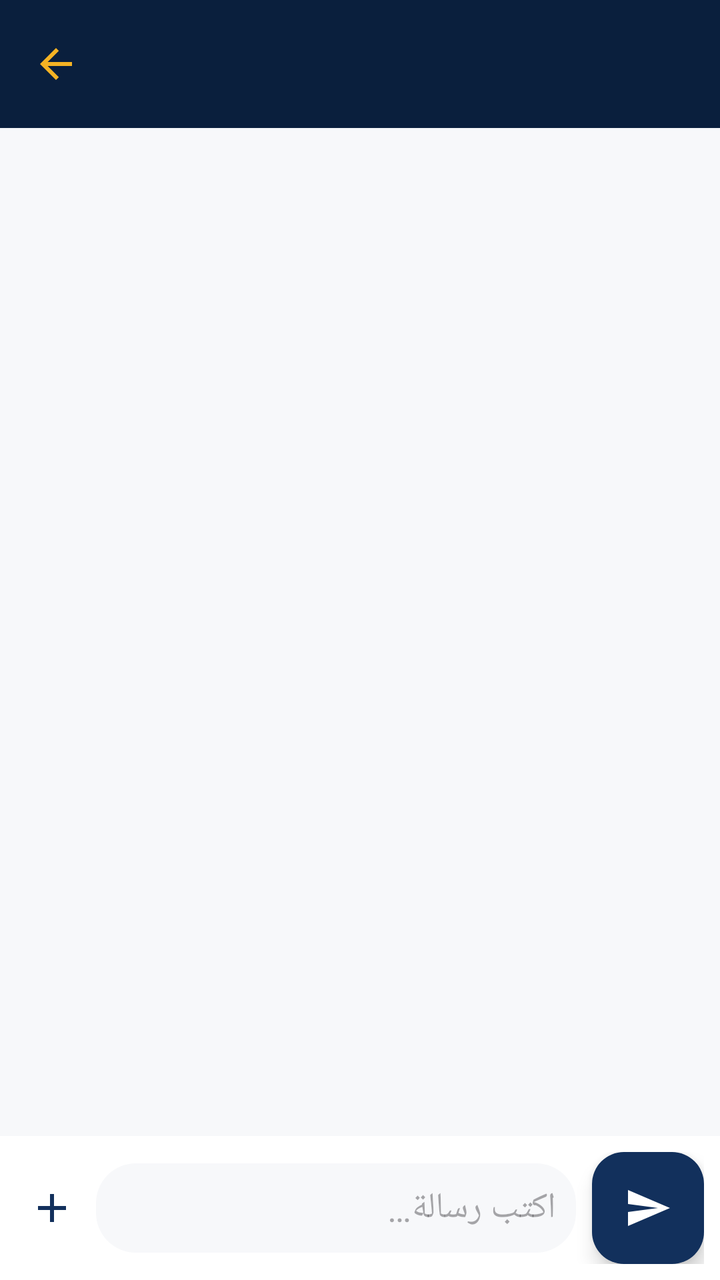
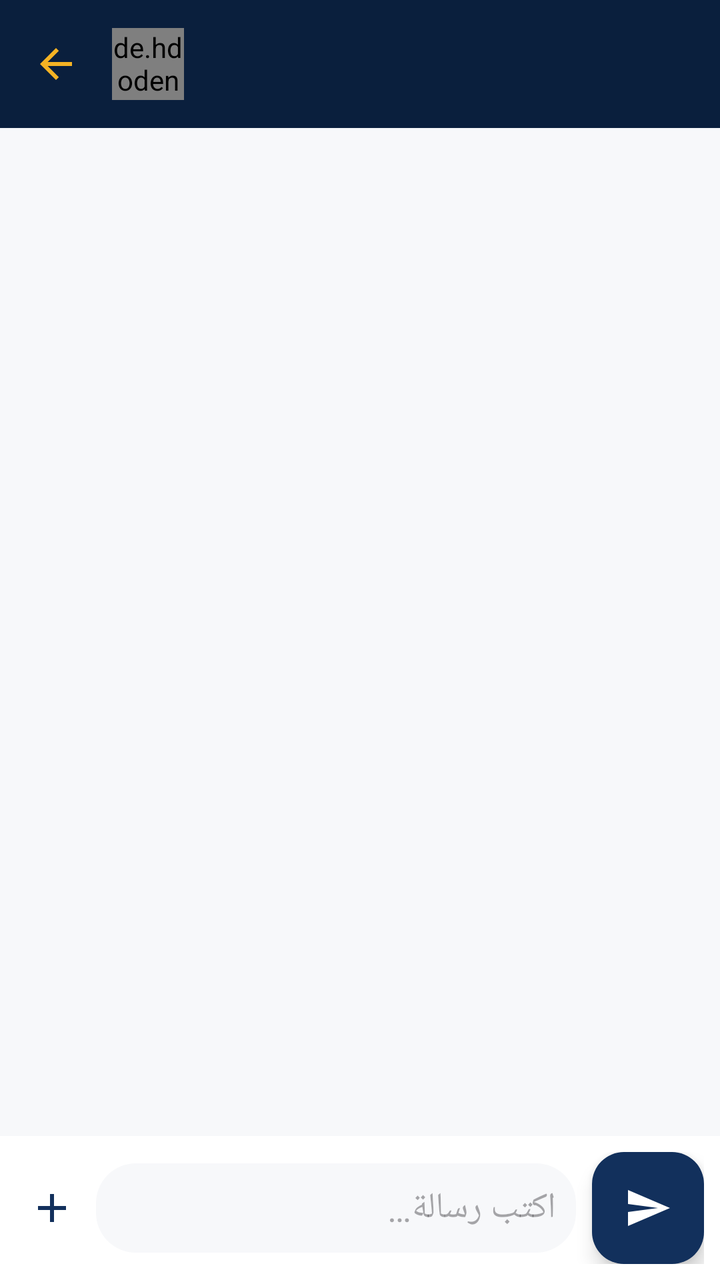

Compare the two renders of this Android layout. The source of the first and the diff that turns it into the second are given below.
<!-- AndroidManifest.xml: application theme Theme.EtudiantsDroitMaroc -->
<!-- res/layout/activity_chat.xml -->
<?xml version="1.0" encoding="utf-8"?>
<LinearLayout xmlns:android="http://schemas.android.com/apk/res/android"
    xmlns:app="http://schemas.android.com/apk/res-auto"
    android:layout_width="match_parent"
    android:layout_height="match_parent"
    android:orientation="vertical"
    android:background="@color/off_white">

    <androidx.appcompat.widget.Toolbar
        android:id="@+id/toolbar"
        android:layout_width="match_parent"
        android:layout_height="?attr/actionBarSize"
        android:background="@color/navy_dark"
        app:titleTextColor="@color/gold"
        app:navigationIcon="@drawable/ic_back" />

    <androidx.recyclerview.widget.RecyclerView
        android:id="@+id/rvMessages"
        android:layout_width="match_parent"
        android:layout_height="0dp"
        android:layout_weight="1"
        android:padding="8dp" />

    <LinearLayout
        android:layout_width="match_parent"
        android:layout_height="wrap_content"
        android:orientation="horizontal"
        android:padding="8dp"
        android:background="@color/white"
        android:gravity="center_vertical">

        <ImageView
            android:id="@+id/btnAttachImage"
            android:layout_width="36dp"
            android:layout_height="36dp"
            android:padding="6dp"
            android:src="@drawable/ic_add"
            app:tint="@color/navy" />

        <com.google.android.material.textfield.TextInputEditText
            android:id="@+id/etMessage"
            android:layout_width="0dp"
            android:layout_height="wrap_content"
            android:layout_weight="1"
            android:layout_marginStart="4dp"
            android:hint="@string/chat_type_message"
            android:background="@drawable/bg_input_field"
            android:padding="10dp" />

        <com.google.android.material.floatingactionbutton.FloatingActionButton
            android:id="@+id/fabSend"
            android:layout_width="wrap_content"
            android:layout_height="wrap_content"
            android:layout_marginStart="8dp"
            app:fabSize="mini"
            android:src="@drawable/ic_send"
            app:backgroundTint="@color/navy"
            app:tint="@color/white" />

    </LinearLayout>

</LinearLayout>
<!-- resources referenced by this layout -->
<resources>
  <color name="gold">#F5B324</color>
  <color name="navy">#12305C</color>
  <color name="navy_dark">#0A1F3D</color>
  <color name="off_white">#F7F8FA</color>
  <color name="white">#FFFFFF</color>
  <!-- drawable bg_input_field (drawable) -->
  <?xml version="1.0" encoding="utf-8"?>
  <shape xmlns:android="http://schemas.android.com/apk/res/android" android:shape="rectangle">
      <solid android:color="@color/off_white" />
      <corners android:radius="20dp" />
  </shape>
  <!-- drawable ic_add (drawable) -->
  <vector xmlns:android="http://schemas.android.com/apk/res/android"
      android:width="24dp" android:height="24dp" android:viewportWidth="24" android:viewportHeight="24">
      <path android:fillColor="#FF000000" android:pathData="M19,13h-6v6h-2v-6L5,13v-2h6L11,5h2v6h6z"/>
  </vector>
  <!-- drawable ic_back (drawable) -->
  <vector xmlns:android="http://schemas.android.com/apk/res/android"
      android:width="24dp" android:height="24dp" android:viewportWidth="24" android:viewportHeight="24" android:tint="#F5B324">
      <path android:fillColor="#FF000000" android:pathData="M20,11L7.83,11l5.59,-5.59L12,4l-8,8 8,8 1.41,-1.41L7.83,13L20,13z"/>
  </vector>
  <!-- drawable ic_send (drawable) -->
  <vector xmlns:android="http://schemas.android.com/apk/res/android"
      android:width="20dp" android:height="20dp" android:viewportWidth="24" android:viewportHeight="24">
      <path android:fillColor="#FFFFFF" android:pathData="M2.01,21L23,12 2.01,3 2,10l15,2 -15,2z"/>
  </vector>
  <string name="chat_type_message">اكتب رسالة…</string>
  <style name="Theme.EtudiantsDroitMaroc" parent="Theme.Material3.Light.NoActionBar">
          <item name="colorPrimary">@color/navy</item>
          <item name="colorPrimaryVariant">@color/navy_dark</item>
          <item name="colorSecondary">@color/gold</item>
          <item name="colorSecondaryVariant">@color/gold_light</item>
          <item name="android:statusBarColor">@color/navy_dark</item>
          <item name="android:windowBackground">@color/off_white</item>
          <item name="android:windowLightStatusBar" tools:targetApi="23">false</item>
      </style>
  <color name="gold_light">#FFD873</color>
</resources>

<!-- the commit's change to res/layout/activity_chat.xml (unified diff, before → after) -->
@@ -12,7 +12,34 @@
         android:layout_height="?attr/actionBarSize"
         android:background="@color/navy_dark"
         app:titleTextColor="@color/gold"
-        app:navigationIcon="@drawable/ic_back" />
+        app:navigationIcon="@drawable/ic_back">
+
+        <LinearLayout
+            android:layout_width="wrap_content"
+            android:layout_height="wrap_content"
+            android:orientation="horizontal"
+            android:gravity="center_vertical">
+
+            <de.hdodenhof.circleimageview.CircleImageView
+                android:id="@+id/ivOtherAvatar"
+                android:layout_width="36dp"
+                android:layout_height="36dp"
+                android:src="@drawable/ic_profile"
+                app:civ_border_width="1dp"
+                app:civ_border_color="@color/gold" />
+
+            <TextView
+                android:id="@+id/tvOtherName"
+                android:layout_width="wrap_content"
+                android:layout_height="wrap_content"
+                android:layout_marginStart="10dp"
+                android:textColor="@color/gold"
+                android:textSize="16sp"
+                android:textStyle="bold" />
+
+        </LinearLayout>
+
+    </androidx.appcompat.widget.Toolbar>
 
     <androidx.recyclerview.widget.RecyclerView
         android:id="@+id/rvMessages"
<!-- resource entries referenced after the edit -->
@@ -21,6 +21,11 @@
       android:width="24dp" android:height="24dp" android:viewportWidth="24" android:viewportHeight="24" android:tint="#F5B324">
       <path android:fillColor="#FF000000" android:pathData="M20,11L7.83,11l5.59,-5.59L12,4l-8,8 8,8 1.41,-1.41L7.83,13L20,13z"/>
   </vector>
+  <!-- drawable ic_profile (drawable) -->
+  <vector xmlns:android="http://schemas.android.com/apk/res/android"
+      android:width="24dp" android:height="24dp" android:viewportWidth="24" android:viewportHeight="24" android:tint="?attr/colorControlNormal">
+      <path android:fillColor="#FF000000" android:pathData="M12,12c2.21,0 4,-1.79 4,-4s-1.79,-4 -4,-4 -4,1.79 -4,4 1.79,4 4,4zM12,14c-2.67,0 -8,1.34 -8,4v2h16v-2c0,-2.66 -5.33,-4 -8,-4z"/>
+  </vector>
   <!-- drawable ic_send (drawable) -->
   <vector xmlns:android="http://schemas.android.com/apk/res/android"
       android:width="20dp" android:height="20dp" android:viewportWidth="24" android:viewportHeight="24">
